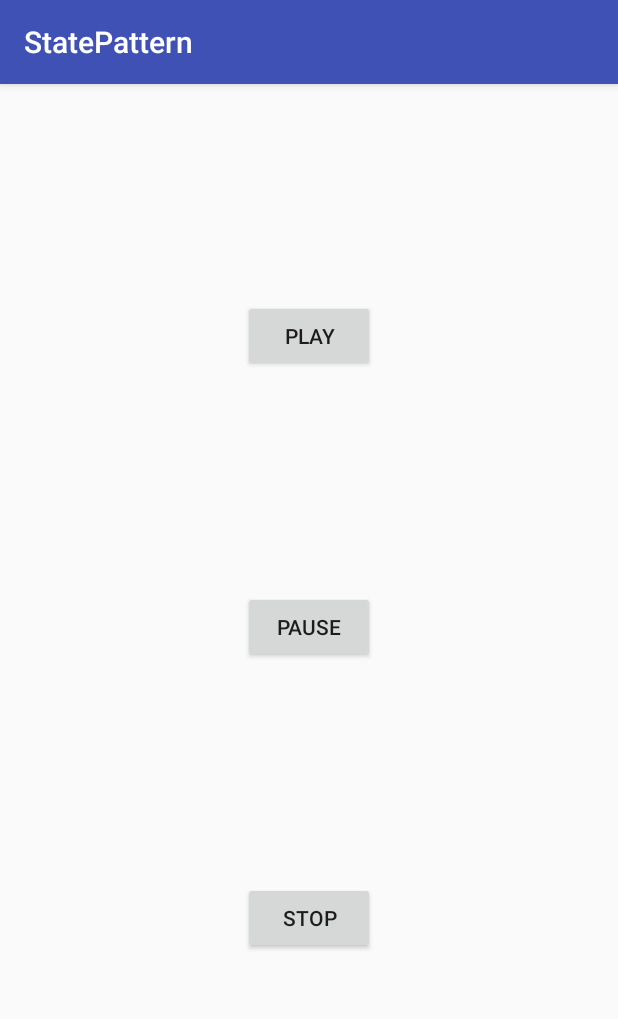
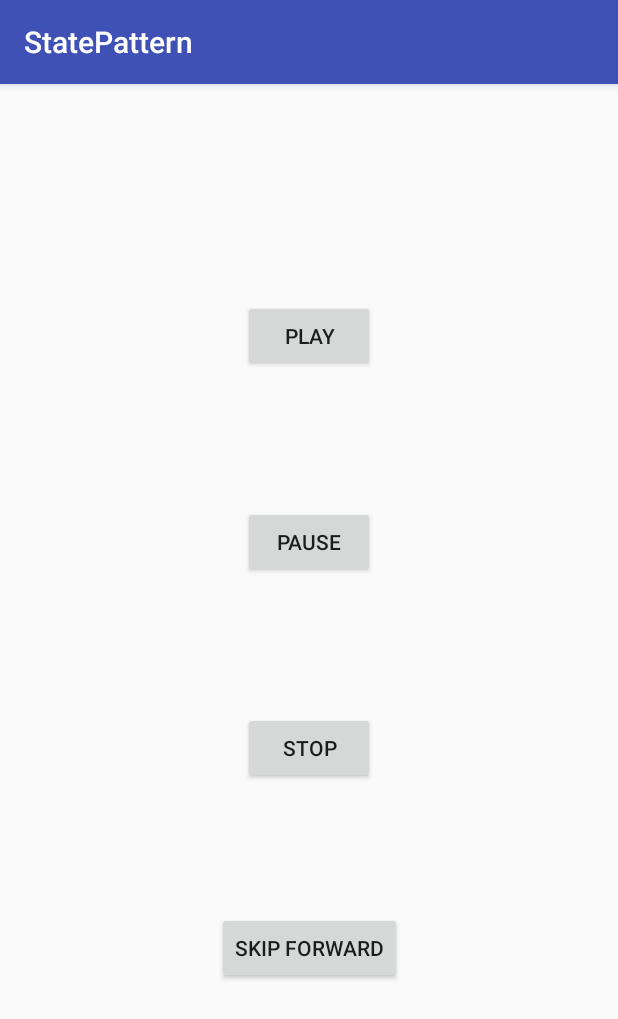
Before and after one commit to maedjyuk-ghoti/StatePattern, an Android app: the screen it shows after launch (StatePatternActivity), on a phone screen of 412 x 824 dp. Shown: the top 1019 px of the screen. Run offline under Robolectric (Android 15) with nearby library versions, the phone set to English and light mode, and no system bars.

Commit message:
add new button

```diff
--- a/app/src/main/java/com/peanutbutter/clouds/statepattern/IPlayer.java
+++ b/app/src/main/java/com/peanutbutter/clouds/statepattern/IPlayer.java
@@ -6,4 +6,6 @@ public interface IPlayer {
     void pause();
 
     void stop();
+
+    void skipForward();
 }
--- a/app/src/main/java/com/peanutbutter/clouds/statepattern/StatePatternActivity.java
+++ b/app/src/main/java/com/peanutbutter/clouds/statepattern/StatePatternActivity.java
@@ -29,8 +29,8 @@ public class StatePatternActivity extends AppCompatActivity {
         mediaPlayer.setOnErrorListener(this::handleError);
         mediaPlayer.stop();
 
+        return new AntiPlayer(mediaPlayer, AntiPlayer.State.STOPPED);
 //        return new Player(mediaPlayer, new Stopped());
-        return new AntiPlayer(mediaPlayer, AntiPlayer.State.STOPPED);
     }
 
     private boolean handleError(@NonNull MediaPlayer mediaPlayer,
@@ -52,4 +52,8 @@ public class StatePatternActivity extends AppCompatActivity {
     public void stopClicked(View view) {
         player.stop();
     }
+
+    public void skipForwardClicked(View view) {
+        player.skipForward();
+    }
 }
--- a/app/src/main/java/com/peanutbutter/clouds/statepattern/TheAntiPattern/AntiPlayer.java
+++ b/app/src/main/java/com/peanutbutter/clouds/statepattern/TheAntiPattern/AntiPlayer.java
@@ -2,6 +2,7 @@ package com.peanutbutter.clouds.statepattern.TheAntiPattern;
 
 import android.media.MediaPlayer;
 import android.support.annotation.NonNull;
+
 import com.peanutbutter.clouds.statepattern.IPlayer;
 
 import java.io.IOException;
@@ -75,6 +76,11 @@ public class AntiPlayer implements IPlayer {
         currentState = State.STOPPED;
     }
 
+    @Override
+    public void skipForward() {
+        mediaPlayer.seekTo(mediaPlayer.getCurrentPosition() + 10000);
+    }
+
     public enum State {
         PLAYING, PAUSED, STOPPED
     }
--- a/app/src/main/java/com/peanutbutter/clouds/statepattern/ThePattern/IPlayingState.java
+++ b/app/src/main/java/com/peanutbutter/clouds/statepattern/ThePattern/IPlayingState.java
@@ -8,6 +8,6 @@ public interface IPlayingState {
     IPlayingState handleInput(@NonNull MediaPlayer mediaPlayer, Input input);
 
     enum Input {
-        PAUSE, PLAY, STOP
+        PAUSE, PLAY, STOP, SKIP_FORWARD
     }
 }
--- a/app/src/main/java/com/peanutbutter/clouds/statepattern/ThePattern/Player.java
+++ b/app/src/main/java/com/peanutbutter/clouds/statepattern/ThePattern/Player.java
@@ -2,6 +2,7 @@ package com.peanutbutter.clouds.statepattern.ThePattern;
 
 import android.media.MediaPlayer;
 import android.support.annotation.NonNull;
+
 import com.peanutbutter.clouds.statepattern.IPlayer;
 
 public class Player implements IPlayer {
@@ -31,4 +32,8 @@ public class Player implements IPlayer {
     public void stop() {
         playingState = playingState.handleInput(mediaPlayer, IPlayingState.Input.STOP);
     }
+
+    public void skipForward() {
+        playingState = playingState.handleInput(mediaPlayer, IPlayingState.Input.SKIP_FORWARD);
+    }
 }
--- a/app/src/main/res/layout/state_pattern_activity.xml
+++ b/app/src/main/res/layout/state_pattern_activity.xml
@@ -1,6 +1,5 @@
 <?xml version="1.0" encoding="utf-8"?>
-<android.support.constraint.ConstraintLayout
-        xmlns:android="http://schemas.android.com/apk/res/android"
+<android.support.constraint.ConstraintLayout xmlns:android="http://schemas.android.com/apk/res/android"
     xmlns:app="http://schemas.android.com/apk/res-auto"
     xmlns:tools="http://schemas.android.com/tools"
     android:id="@+id/background"
@@ -13,34 +12,48 @@
         android:layout_width="wrap_content"
         android:layout_height="wrap_content"
         android:layout_marginTop="144dp"
+        android:onClick="playClicked"
         android:text="@string/play"
-            android:onClick="playClicked"
         app:layout_constraintLeft_toLeftOf="parent"
         app:layout_constraintRight_toRightOf="parent"
-            app:layout_constraintTop_toTopOf="parent"/>
+        app:layout_constraintTop_toTopOf="parent" />
 
     <Button
         android:id="@+id/pause"
         android:layout_width="wrap_content"
         android:layout_height="wrap_content"
+        android:layout_marginTop="8dp"
         android:layout_marginBottom="8dp"
-            android:layout_marginTop="8dp"
+        android:onClick="pauseClicked"
         android:text="@string/pause"
-            android:onClick="pauseClicked"
         app:layout_constraintBottom_toTopOf="@+id/stop"
         app:layout_constraintLeft_toLeftOf="parent"
         app:layout_constraintRight_toRightOf="parent"
-            app:layout_constraintTop_toBottomOf="@+id/play"/>
+        app:layout_constraintTop_toBottomOf="@+id/play" />
 
     <Button
         android:id="@+id/stop"
         android:layout_width="wrap_content"
         android:layout_height="wrap_content"
-            android:layout_marginBottom="188dp"
+        android:layout_marginBottom="4dp"
+        android:onClick="stopClicked"
         android:text="@string/stop"
-            android:onClick="stopClicked"
+        app:layout_constraintBottom_toTopOf="@+id/skipForward"
+        app:layout_constraintLeft_toLeftOf="parent"
+        app:layout_constraintRight_toRightOf="parent"
+        app:layout_constraintTop_toBottomOf="@+id/pause" />
+
+    <Button
+        android:id="@+id/skipForward"
+        android:layout_width="wrap_content"
+        android:layout_height="wrap_content"
+        android:layout_marginStart="8dp"
+        android:layout_marginEnd="8dp"
+        android:layout_marginBottom="168dp"
+        android:onClick="skipForwardClicked"
+        android:text="@string/skip_forward"
         app:layout_constraintBottom_toBottomOf="parent"
-            app:layout_constraintLeft_toLeftOf="parent"
-            app:layout_constraintRight_toRightOf="parent"/>
+        app:layout_constraintEnd_toEndOf="parent"
+        app:layout_constraintStart_toStartOf="parent" />
 
 </android.support.constraint.ConstraintLayout>
--- a/app/src/main/res/values/strings.xml
+++ b/app/src/main/res/values/strings.xml
@@ -3,4 +3,5 @@
     <string name="play">Play</string>
     <string name="pause">Pause</string>
     <string name="stop">Stop</string>
+    <string name="skip_forward">Skip Forward</string>
 </resources>
```
Also changed, not shown: app/src/main/java/com/peanutbutter/clouds/statepattern/ThePattern/Paused.java (+7 -0 lines), app/src/main/java/com/peanutbutter/clouds/statepattern/ThePattern/Playing.java (+7 -0 lines), app/src/main/java/com/peanutbutter/clouds/statepattern/ThePattern/Stopped.java (+7 -0 lines). Lines whose indentation alone changed are shown as unchanged.
